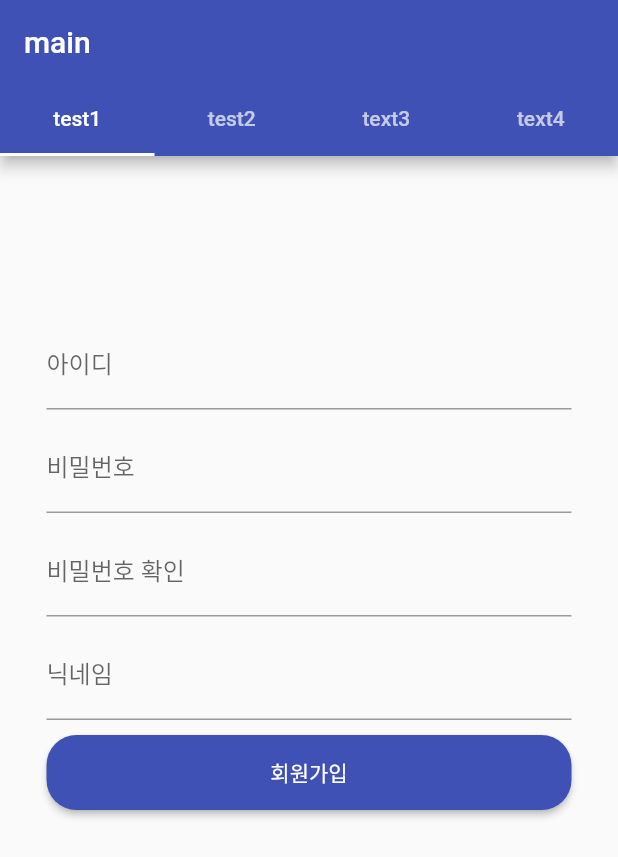
After one commit to ouisaaa/review_project, a Flutter app: the ReviewPage screen opened directly, on a phone screen of 412 x 824 dp. The commit adds this screen. Shown: the top 857 px of the screen. Run offline on Flutter 3.47's test engine with Material 2 defaults, Android fonts, the phone set to English and light mode, and no system bars; our stand-ins replace get.

Commit message:
23.04.13 login, signUp 연결 23.04.14 main 페이지 레이아웃 만듦 23.04.29 검색창 만듦 23.05.05 리뷰페이지의 탭바 구성

```diff
--- a/lib/screen/login.dart
+++ b/lib/screen/login.dart
@@ -8,7 +8,15 @@ class LoginPage extends StatelessWidget {
   Widget build(BuildContext context) {
     final _formKey= GlobalKey<FormState>();
     String? id,password;
-
+    /****
+     * 반응형 사이즈 설정하는 변수
+    //bool isWeb;
+    //double pageWidth;
+    //double flexibleMedaiQueryData= MediaQueryData.fromWindow(WidgetsBinding.instance.window).size.width;
+    //const double mobileWidth=700;
+    //pageWidth = MediaQuery.of(context).size.width;
+    //isWeb = pageWidth > mobileWidth ? true : false;
+    *****/
     return Scaffold(
           appBar:AppBar( title: Text("로그인"),),
           body: SafeArea(
@@ -18,7 +26,7 @@ class LoginPage extends StatelessWidget {
                     mainAxisAlignment: MainAxisAlignment.center,
                     children:[
                   SizedBox(
-                  width: 350,
+                  width: 500,
                   height: 500,
                   child: Column(
                     children: [
--- /dev/null
+++ b/lib/screen/reviews.dart
@@ -0,0 +1,277 @@
+import 'dart:math';
+
+import 'package:flutter/material.dart';
+import 'package:flutter_project/controller/controller.dart';
+import 'package:get/get.dart';
+
+void main(){
+  runApp(testScreen());
+}
+
+//테스트 코드
+class testScreen extends StatelessWidget{
+  @override
+  Widget build(BuildContext context){
+    return GetMaterialApp(
+      title:"Demo",
+      theme: ThemeData(
+        primarySwatch: Colors.indigo,
+      ),
+      home: ReviewPage(),
+    );
+  }
+}
+//테스트 코드
+
+class ReviewPage extends StatelessWidget {
+  @override
+  Widget build(BuildContext context) {
+    return DefaultTabController(
+        length: 4,
+        child: Scaffold(
+            appBar:AppBar(
+                title: Text('main'),
+                bottom: TabBar(
+                  tabs: [Tab(text: 'test1'),Tab(text:'test2'),Tab(text:'text3'),Tab(text:'text4')],
+                )
+            ),
+
+            body:
+            TabBarView(
+                      physics: NeverScrollableScrollPhysics(),
+                      //리뷰페이지-> 현제 테스트 용도로 회원가입 컨테이너를 넣은 상태
+                      children: [
+                        Center(
+                          child: SingleChildScrollView(
+                            child: Column(
+                              mainAxisAlignment: MainAxisAlignment.center,
+                              children: [
+                                SizedBox(
+                                  width: 350, height: 500,
+                                  child: Column(
+                                    children: [
+                                      Form(
+                                        child: Column(
+                                          children: [
+                                            TextFormField(
+                                              decoration: InputDecoration(
+                                                  labelText: '아이디'
+                                              ),
+
+                                            ),
+                                            SizedBox(height: 10,),
+                                            TextFormField(
+                                              decoration: InputDecoration(
+                                                  labelText: '비밀번호'
+                                              ),
+                                            ),
+
+                                            SizedBox(height: 10,),
+                                            TextFormField(
+                                              decoration: InputDecoration(
+                                                  labelText: '비밀번호 확인'
+                                              ),
+
+                                            ),
+                                            SizedBox(height: 10,),
+                                            TextFormField(
+                                              decoration: InputDecoration(
+                                                  labelText: '닉네임'
+                                              ),
+
+                                            ),
+                                            SizedBox(height: 10,),
+                                          ],
+                                        ),
+                                      ),
+                                      ElevatedButton(onPressed: ()=>Get.offAllNamed('/')
+                                        , child: Text('회원가입'),
+                                        style: ElevatedButton.styleFrom(
+                                            shape: RoundedRectangleBorder(borderRadius: BorderRadius.circular(20)),
+                                            minimumSize: Size(500,50)
+                                        ),
+                                      ),
+                                    ],
+                                  ),
+                                ),
+                              ],
+                            ),
+                          ),
+                        ),
+                        Center(
+                          child: SingleChildScrollView(
+                            child: Column(
+                              mainAxisAlignment: MainAxisAlignment.center,
+                              children: [
+                                SizedBox(
+                                  width: 350, height: 500,
+                                  child: Column(
+                                    children: [
+                                      Form(
+                                        child: Column(
+                                          children: [
+                                            TextFormField(
+                                              decoration: InputDecoration(
+                                                  labelText: '아이디'
+                                              ),
+
+                                            ),
+                                            SizedBox(height: 10,),
+                                            TextFormField(
+                                              decoration: InputDecoration(
+                                                  labelText: '비밀번호'
+                                              ),
+                                            ),
+
+                                            SizedBox(height: 10,),
+                                            TextFormField(
+                                              decoration: InputDecoration(
+                                                  labelText: '비밀번호 확인'
+                                              ),
+
+                                            ),
+                                            SizedBox(height: 10,),
+                                            TextFormField(
+                                              decoration: InputDecoration(
+                                                  labelText: '닉네임'
+                                              ),
+
+                                            ),
+                                            SizedBox(height: 10,),
+                                          ],
+                                        ),
+                                      ),
+                                      ElevatedButton(onPressed: ()=>Get.offAllNamed('/')
+                                        , child: Text('회원가입'),
+                                        style: ElevatedButton.styleFrom(
+                                            shape: RoundedRectangleBorder(borderRadius: BorderRadius.circular(20)),
+                                            minimumSize: Size(500,50)
+                                        ),
+                                      ),
+                                    ],
+                                  ),
+                                ),
+                              ],
+                            ),
+                          ),
+                        ) ,
+                        Center(
+                          child: SingleChildScrollView(
+                            child: Column(
+                              mainAxisAlignment: MainAxisAlignment.center,
+                              children: [
+                                SizedBox(
+                                  width: 350, height: 500,
+                                  child: Column(
+                                    children: [
+                                      Form(
+                                        child: Column(
+                                          children: [
+                                            TextFormField(
+                                              decoration: InputDecoration(
+                                                  labelText: '아이디'
+                                              ),
+
+                                            ),
+                                            SizedBox(height: 10,),
+                                            TextFormField(
+                                              decoration: InputDecoration(
+                                                  labelText: '비밀번호'
+                                              ),
+                                            ),
+
+                                            SizedBox(height: 10,),
+                                            TextFormField(
+                                              decoration: InputDecoration(
+                                                  labelText: '비밀번호 확인'
+                                              ),
+
+                                            ),
+                                            SizedBox(height: 10,),
+                                            TextFormField(
+                                              decoration: InputDecoration(
+                                                  labelText: '닉네임'
+                                              ),
+
+                                            ),
+                                            SizedBox(height: 10,),
+                                          ],
+                                        ),
+                                      ),
+                                      ElevatedButton(onPressed: ()=>Get.offAllNamed('/')
+                                        , child: Text('회원가입'),
+                                        style: ElevatedButton.styleFrom(
+                                            shape: RoundedRectangleBorder(borderRadius: BorderRadius.circular(20)),
+                                            minimumSize: Size(500,50)
+                                        ),
+                                      ),
+                                    ],
+                                  ),
+                                ),
+                              ],
+                            ),
+                          ),
+                        ),
+                        Center(
+                          child: SingleChildScrollView(
+                            child: Column(
+                              mainAxisAlignment: MainAxisAlignment.center,
+                              children: [
+                                SizedBox(
+                                  width: 350, height: 500,
+                                  child: Column(
+                                    children: [
+                                      Form(
+                                        child: Column(
+                                          children: [
+                                            TextFormField(
+                                              decoration: InputDecoration(
+                                                  labelText: '아이디'
+                                              ),
+
+                                            ),
+                                            SizedBox(height: 10,),
+                                            TextFormField(
+                                              decoration: InputDecoration(
+                                                  labelText: '비밀번호'
+                                              ),
+                                            ),
+
+                                            SizedBox(height: 10,),
+                                            TextFormField(
+                                              decoration: InputDecoration(
+                                                  labelText: '비밀번호 확인'
+                                              ),
+
+                                            ),
+                                            SizedBox(height: 10,),
+                                            TextFormField(
+                                              decoration: InputDecoration(
+                                                  labelText: '닉네임'
+                                              ),
+
+                                            ),
+                                            SizedBox(height: 10,),
+                                          ],
+                                        ),
+                                      ),
+                                      ElevatedButton(onPressed: ()=>Get.offAllNamed('/')
+                                        , child: Text('회원가입'),
+                                        style: ElevatedButton.styleFrom(
+                                            shape: RoundedRectangleBorder(borderRadius: BorderRadius.circular(20)),
+                                            minimumSize: Size(500,50)
+                                        ),
+                                      ),
+                                    ],
+                                  ),
+                                ),
+                              ],
+                            ),
+                          ),
+                        ),
+                        ],)
+
+                )
+    );
+  }
+}
--- a/pubspec.yaml
+++ b/pubspec.yaml
@@ -30,6 +30,7 @@ environment:
 dependencies:
   flutter:
     sdk: flutter
+
 
 
   # The following adds the Cupertino Icons font to your application.
```
